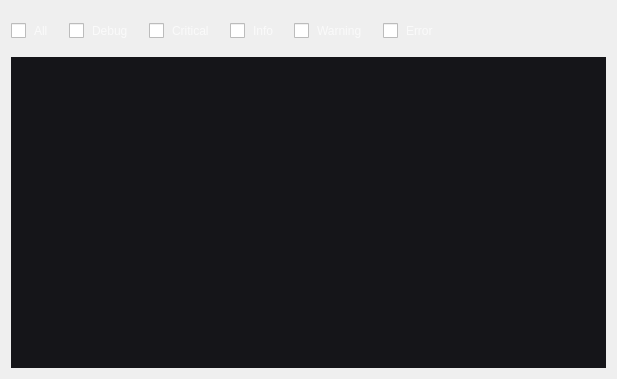
First picture: the form in ui/zenoedit/panel/zlogpanel.ui, repository zenustech/zeno, before the edit.
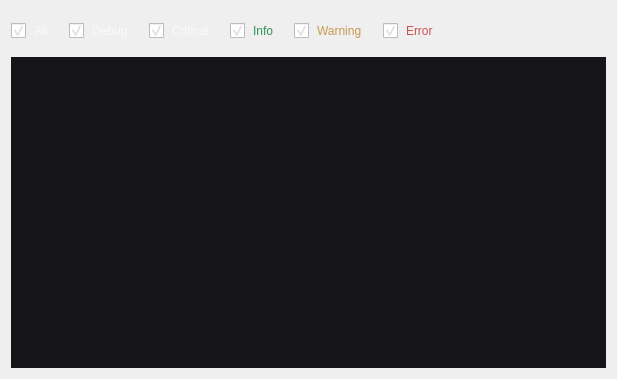
Second picture: the form after the edit. Icons and pictures are not drawn.

Commit message: [dev] 80%: log panel support filters.

The edit to the form file:
```diff
--- a/ui/zenoedit/panel/zlogpanel.ui
+++ b/ui/zenoedit/panel/zlogpanel.ui
@@ -50,6 +50,9 @@
        <property name="text">
         <string>All</string>
        </property>
+       <property name="checked">
+        <bool>true</bool>
+       </property>
       </widget>
      </item>
      <item>
@@ -77,6 +80,9 @@
        <property name="text">
         <string>Debug</string>
        </property>
+       <property name="checked">
+        <bool>true</bool>
+       </property>
       </widget>
      </item>
      <item>
@@ -104,6 +110,9 @@
        <property name="text">
         <string>Critical</string>
        </property>
+       <property name="checked">
+        <bool>true</bool>
+       </property>
       </widget>
      </item>
      <item>
@@ -135,6 +144,9 @@
        <property name="text">
         <string>Info</string>
        </property>
+       <property name="checked">
+        <bool>true</bool>
+       </property>
       </widget>
      </item>
      <item>
@@ -166,6 +178,9 @@
        <property name="text">
         <string>Warning</string>
        </property>
+       <property name="checked">
+        <bool>true</bool>
+       </property>
       </widget>
      </item>
      <item>
@@ -197,6 +212,9 @@
        <property name="text">
         <string>Error</string>
        </property>
+       <property name="checked">
+        <bool>true</bool>
+       </property>
       </widget>
      </item>
      <item>
```
The commit also changes 2 other files.
